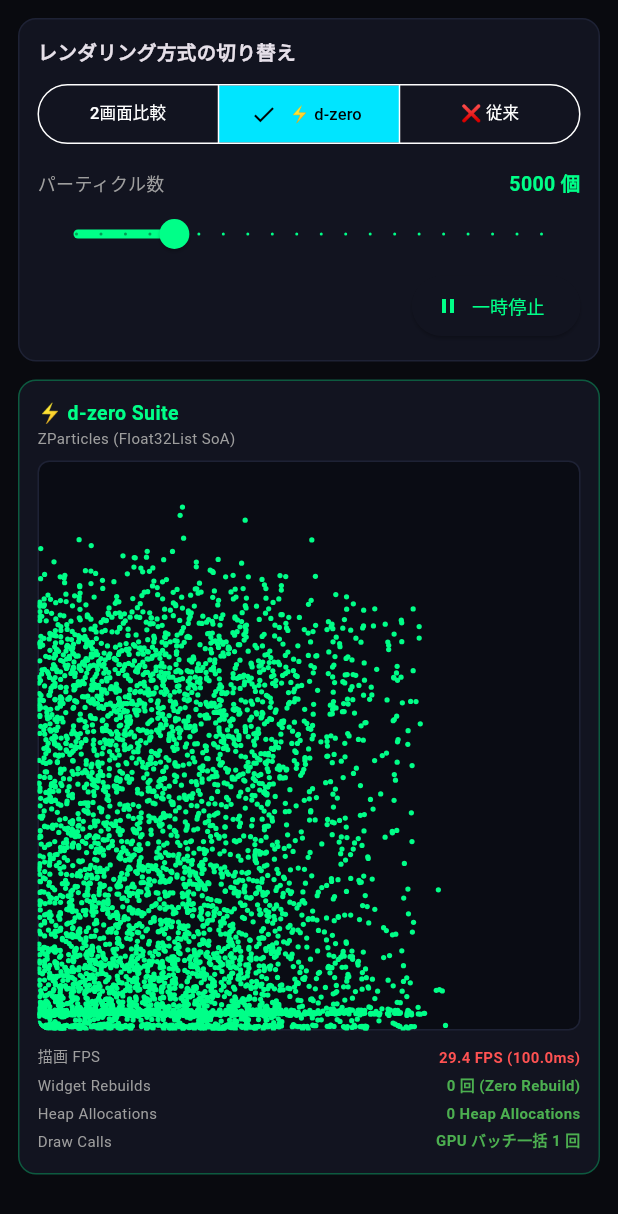
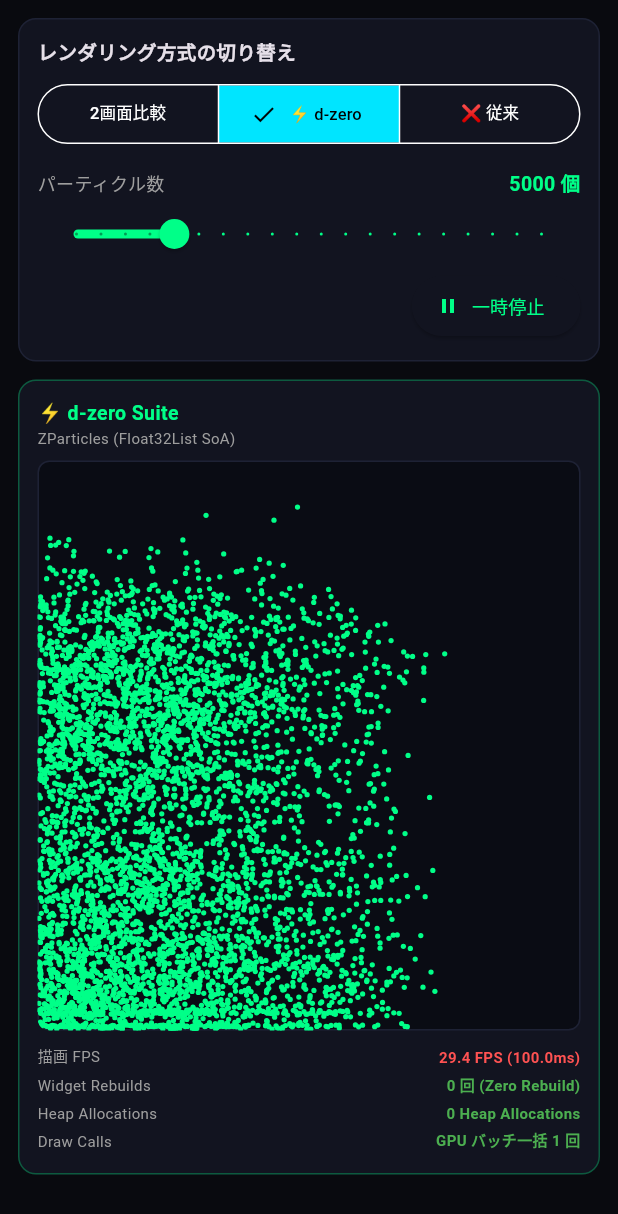
Before and after one commit to ANIZA15/D-Zero, a Flutter app: the ParticlesBenchmarkView widget shown alone on an empty page, opened directly, after a tap on "2画面比較", after a tap on "⚡️ d-zero", on a phone screen of 412 x 824 dp. Shown: the top 1214 px of the screen. Run offline on Flutter 3.47's test engine with Material 3 defaults, Android fonts, the phone set to English and light mode, and no system bars; missing offline and left inert: dart:ffi.

Commit message:
fix(core,particles): guard unlaid-out RenderBox ticks in IndexedStack and fix narrow screen bounds

```diff
--- a/apps/benchmark_app/lib/main.dart
+++ b/apps/benchmark_app/lib/main.dart
@@ -246,9 +246,12 @@
                   rebuildCount: _traditionalRebuildCount,
                   allocationEstimate: '${(_traditionalCount * 3)} Strings created',
                   child: Center(
+                    child: FittedBox(
+                      fit: BoxFit.scaleDown,
                       child: Text(
                         _traditionalCount.toString().padLeft(6, '0'),
                         style: const TextStyle(fontSize: 36, fontWeight: FontWeight.bold, fontFamily: 'monospace', color: Colors.redAccent),
+                      ),
                     ),
                   ),
                 ),
@@ -262,10 +265,13 @@
                   rebuildCount: 0,
                   allocationEstimate: '0 Heap allocations',
                   child: Center(
+                    child: FittedBox(
+                      fit: BoxFit.scaleDown,
                       child: ZCounter(
                         valueListenable: _dZeroCounter,
                         minDigits: 6,
                         style: const TextStyle(fontSize: 36, fontWeight: FontWeight.bold, fontFamily: 'monospace', color: Color(0xFF00FF88)),
+                      ),
                     ),
                   ),
                 ),
@@ -291,10 +297,17 @@
         crossAxisAlignment: CrossAxisAlignment.start,
         children: [
           Row(
+            mainAxisAlignment: MainAxisAlignment.spaceBetween,
             children: [
-              const Text('更新レート制御 (Update Frequency)', style: TextStyle(fontWeight: FontWeight.bold, fontSize: 14)),
-              const Spacer(),
-              Text('${_frequencyHz.toInt()} Hz (${(1000 / _frequencyHz).toStringAsFixed(1)}ms)', style: const TextStyle(color: Color(0xFF00E5FF), fontWeight: FontWeight.bold)),
+              const Flexible(
+                child: Text(
+                  '更新レート制御 (Update Frequency)',
+                  style: TextStyle(fontWeight: FontWeight.bold, fontSize: 13),
+                  overflow: TextOverflow.ellipsis,
+                ),
+              ),
+              const SizedBox(width: 8),
+              Text('${_frequencyHz.toInt()} Hz (${(1000 / _frequencyHz).toStringAsFixed(1)}ms)', style: const TextStyle(color: Color(0xFF00E5FF), fontWeight: FontWeight.bold, fontSize: 12)),
             ],
           ),
           Slider(
@@ -363,8 +376,22 @@
       child: Row(
         mainAxisAlignment: MainAxisAlignment.spaceBetween,
         children: [
-          Text(label, style: const TextStyle(fontSize: 11, color: Colors.grey)),
-          Text(value, style: TextStyle(fontSize: 11, fontWeight: FontWeight.bold, color: color)),
+          Flexible(
+            child: Text(
+              label,
+              overflow: TextOverflow.ellipsis,
+              style: const TextStyle(fontSize: 10, color: Colors.grey),
+            ),
+          ),
+          const SizedBox(width: 4),
+          Flexible(
+            child: Text(
+              value,
+              textAlign: TextAlign.end,
+              overflow: TextOverflow.ellipsis,
+              style: TextStyle(fontSize: 10, fontWeight: FontWeight.bold, color: color),
+            ),
+          ),
         ],
       ),
     );
--- a/apps/benchmark_app/lib/particles_benchmark_view.dart
+++ b/apps/benchmark_app/lib/particles_benchmark_view.dart
@@ -24,10 +24,10 @@
   int _particleCount = 5000;
   bool _isRunning = true;
 
-  // d-zero controller & metrics
+  // d-zero controller & metrics (ValueNotifier avoids parent setState on ZParticles FPS updates)
   late ZeroParticleController _zController;
-  double _dZeroFps = 60.0;
-  double _dZeroFrameTimeMs = 16.6;
+  final ValueNotifier<String> _dZeroFpsText = ValueNotifier<String>('60.0 FPS (16.6ms)');
+  final ValueNotifier<Color> _dZeroFpsColor = ValueNotifier<Color>(const Color(0xFF00FF88));
 
   // Traditional simulation state & metrics
   late List<TraditionalParticle> _traditionalParticles;
@@ -36,6 +36,8 @@
   int _traditionalRebuildCount = 0;
   double _traditionalFps = 60.0;
   double _traditionalFrameTimeMs = 16.6;
+  double _traditionalCanvasWidth = 160.0;
+  double _traditionalCanvasHeight = 320.0;
 
   @override
   void initState() {
@@ -47,7 +49,7 @@
 
   void _initDZero() {
     _zController = ZeroParticleController(capacity: _particleCount);
-    _zController.ensureInitialized(width: 400.0, height: 400.0);
+    _zController.ensureInitialized(width: 160.0, height: 320.0);
   }
 
   void _initTraditional() {
@@ -56,8 +58,8 @@
       final angle = rng.nextDouble() * 2.0 * pi;
       final speed = (rng.nextDouble() * 0.8 + 0.2) * 150.0;
       return TraditionalParticle(
-        x: rng.nextDouble() * 400.0,
-        y: rng.nextDouble() * 400.0,
+        x: rng.nextDouble() * _traditionalCanvasWidth,
+        y: rng.nextDouble() * _traditionalCanvasHeight,
         vx: cos(angle) * speed,
         vy: sin(angle) * speed,
       );
@@ -102,8 +104,8 @@
     const double gravity = 98.0;
     const double bounce = 0.85;
     const double friction = 0.999;
-    const double safeW = 400.0;
-    const double safeH = 400.0;
+    final double safeW = _traditionalCanvasWidth > 0 ? _traditionalCanvasWidth : 160.0;
+    final double safeH = _traditionalCanvasHeight > 0 ? _traditionalCanvasHeight : 320.0;
 
     for (int i = 0; i < _traditionalParticles.length; i++) {
       final p = _traditionalParticles[i];
@@ -145,6 +147,8 @@
   void dispose() {
     _traditionalTicker?.dispose();
     _zController.dispose();
+    _dZeroFpsText.dispose();
+    _dZeroFpsColor.dispose();
     super.dispose();
   }
 
@@ -267,13 +271,23 @@
               border: Border.all(color: const Color(0xFF1E2235)),
             ),
             clipBehavior: Clip.antiAlias,
-            child: SizedBox.expand(
+            child: LayoutBuilder(
+              builder: (context, constraints) {
+                if (constraints.maxWidth.isFinite && constraints.maxWidth > 0) {
+                  _traditionalCanvasWidth = constraints.maxWidth;
+                }
+                if (constraints.maxHeight.isFinite && constraints.maxHeight > 0) {
+                  _traditionalCanvasHeight = constraints.maxHeight;
+                }
+                return SizedBox.expand(
                   child: CustomPaint(
                     painter: TraditionalParticlePainter(
                       particles: _traditionalParticles,
                       color: Colors.redAccent,
                     ),
                   ),
+                );
+              },
             ),
           ),
           const SizedBox(height: 8),
@@ -287,7 +301,6 @@
   }
 
   Widget _buildDZeroCard({required double height}) {
-    final fpsColor = _calcFpsColor(_dZeroFps);
     return Container(
       padding: const EdgeInsets.all(12),
       decoration: BoxDecoration(
@@ -318,17 +331,20 @@
                 pointSize: 3.5,
                 onFpsUpdate: (fps, ms) {
                   if (mounted) {
-                    setState(() {
-                      _dZeroFps = fps;
-                      _dZeroFrameTimeMs = ms;
-                    });
+                    _dZeroFpsText.value = '${fps.toStringAsFixed(1)} FPS (${ms.toStringAsFixed(1)}ms)';
+                    _dZeroFpsColor.value = _calcFpsColor(fps);
                   }
                 },
               ),
             ),
           ),
           const SizedBox(height: 8),
-          _buildMetricRow('描画 FPS', '${_dZeroFps.toStringAsFixed(1)} FPS (${_dZeroFrameTimeMs.toStringAsFixed(1)}ms)', fpsColor),
+          ValueListenableBuilder<String>(
+            valueListenable: _dZeroFpsText,
+            builder: (context, text, _) {
+              return _buildMetricRow('描画 FPS', text, _dZeroFpsColor.value);
+            },
+          ),
           _buildMetricRow('Widget Rebuilds', '0 回 (Zero Rebuild)', Colors.green),
           _buildMetricRow('Heap Allocations', '0 Heap Allocations', Colors.green),
           _buildMetricRow('Draw Calls', 'GPU バッチ一括 1 回', Colors.green),
@@ -349,7 +365,13 @@
       child: Row(
         mainAxisAlignment: MainAxisAlignment.spaceBetween,
         children: [
-          Text(label, style: const TextStyle(fontSize: 10, color: Colors.grey)),
+          Flexible(
+            child: Text(
+              label,
+              overflow: TextOverflow.ellipsis,
+              style: const TextStyle(fontSize: 10, color: Colors.grey),
+            ),
+          ),
           const SizedBox(width: 4),
           Flexible(
             child: Text(
--- a/packages/zero_core/lib/src/rendering/zero_render_box.dart
+++ b/packages/zero_core/lib/src/rendering/zero_render_box.dart
@@ -57,7 +57,7 @@
 
   @override
   void onZeroFrame(Duration elapsed) {
-    if (!attached) return;
+    if (!attached || !hasSize) return;
     if (onFrameTick(elapsed)) {
       markNeedsPaint();
     }
--- a/packages/zero_core/lib/src/scheduler/zero_frame_scheduler.dart
+++ b/packages/zero_core/lib/src/scheduler/zero_frame_scheduler.dart
@@ -66,8 +66,18 @@
   }
 
   void _ensureTicking() {
-    if (_ticker != null) return;
-    _ticker = Ticker(_onTick, debugLabel: 'ZeroFrameScheduler')..start();
+    if (_ticker == null) {
+      _ticker = Ticker(_onTick, debugLabel: 'ZeroFrameScheduler')..start();
+    }
+    if (!_ticker!.isTicking) {
+      SchedulerBinding.instance.addPostFrameCallback((_) {
+        if (_activeCount > 0 && _ticker != null && !_ticker!.isTicking) {
+          _ticker!
+            ..stop()
+            ..start();
+        }
+      });
+    }
   }
 
   void _stopTicking() {
```
Also changed, not shown: 1 other file. Lines whose indentation alone changed are shown as unchanged.
